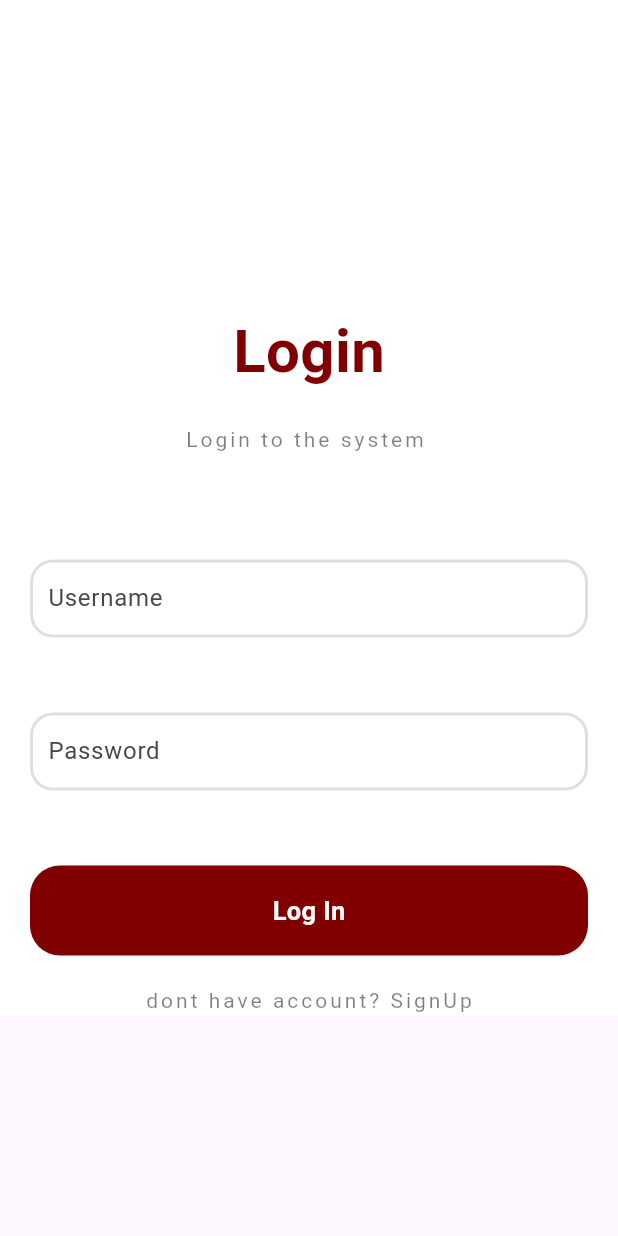
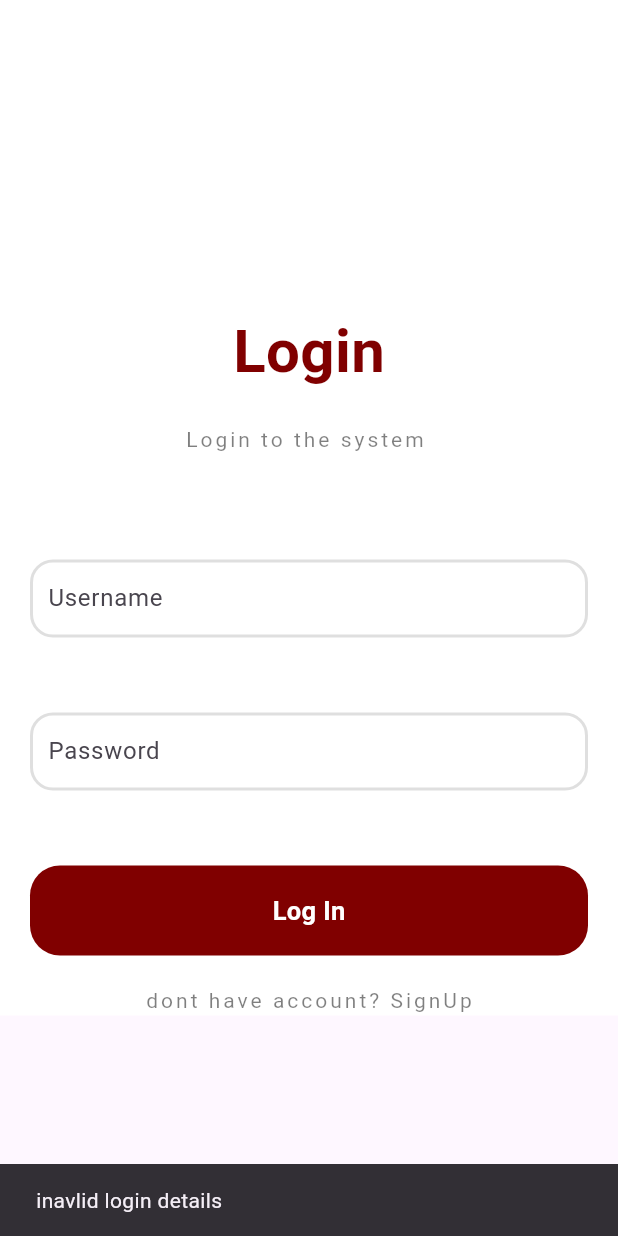
Before and after one commit to talk2mat2/bloc_form, a Flutter app: the screen it shows after launch, after a tap on "Log In", on a phone screen of 412 x 824 dp. Run offline on Flutter 3.47's test engine with Material 2 defaults, Android fonts, the phone set to English and light mode, and no system bars; our stand-ins replace equatable, flutter_bloc.

```diff
--- /dev/null
+++ b/lib/API/models/UserModel.dart
@@ -0,0 +1,32 @@
+class UserModel {
+  final int id;
+  final String username;
+  final String email;
+  final String firstName;
+  final String lastName;
+  final String gender;
+  final String image;
+  final String token;
+
+  const UserModel(
+      {required this.id,
+      required this.username,
+      required this.email,
+      required this.firstName,
+      required this.lastName,
+      required this.gender,
+      required this.image,
+      required this.token});
+
+  factory UserModel.fromJson(Map<String, dynamic> json) {
+    return UserModel(
+        email: json["email"],
+        firstName: json["firstName"],
+        gender: json["gender"],
+        id: json["id"],
+        image: json["image"],
+        lastName: json["lastName"],
+        token: json["token"],
+        username: json["username"]);
+  }
+}
--- /dev/null
+++ b/lib/appblock/app_events.dart
@@ -0,0 +1,21 @@
+import 'package:app2/API/models/UserModel.dart';
+import 'package:equatable/equatable.dart';
+import 'package:flutter/material.dart';
+
+abstract class AppEvent extends Equatable {
+  const AppEvent();
+
+  @override
+  List<Object> get props => [];
+}
+
+class LoginUserStart extends AppEvent {
+  final String username;
+  final String password;
+  const LoginUserStart({required this.password, required this.username});
+}
+
+class LoginUserEvent extends AppEvent {
+  final List<UserModel> user;
+  const LoginUserEvent({required this.user});
+}
--- /dev/null
+++ b/lib/appblock/appstate.dart
@@ -0,0 +1,51 @@
+import 'package:app2/API/models/UserModel.dart';
+import 'package:equatable/equatable.dart';
+
+abstract class Appstate extends Equatable {
+  // final List<UserModel>? users;
+
+  // const Appstate({required this.users});
+}
+
+// class InitStates extends Appstate {
+//   @override
+//   List<Object> get props => [];
+//   InitStates();
+// }
+
+// class AppstateLoaded extends Appstate {
+//   final List<UserModel> users;
+//   @override
+//   List<Object> get props => [users];
+//   AppstateLoaded({required this.users});
+// }
+class Appstate1 extends Appstate {
+  final Map<String, dynamic>? user;
+  final bool loginLoading;
+  Appstate1({this.user, required this.loginLoading});
+  // Appstate setLoading(bool value) {
+  //   return Appstate(user: user, loginLoading: value);
+  // }
+
+  @override
+  List<Object> get props => [user ?? {}];
+}
+
+class Appstate2 extends Appstate {
+  final Map<String, dynamic>? user;
+  final bool loginLoading;
+  Appstate2({this.user, required this.loginLoading});
+  // Appstate setLoading(bool value) {
+  //   return Appstate(user: user, loginLoading: value);
+  // }
+
+  @override
+  List<Object> get props => [user ?? {}];
+}
+
+class AppstateLoaded extends Appstate {
+  final bool loginLoading;
+  @override
+  List<Object> get props => [];
+  AppstateLoaded({required this.loginLoading});
+}
--- a/lib/main.dart
+++ b/lib/main.dart
@@ -1,3 +1,5 @@
+import 'package:app2/API/repositories/repository.dart';
+import 'package:app2/appblock/app_block.dart';
 import 'package:app2/pages/login/bloc/login_bloc.dart';
 import 'package:app2/pages/login/login_page.dart';
 import 'package:flutter/material.dart';
@@ -20,99 +22,22 @@ class MyApp extends StatelessWidget {
           colorScheme: ColorScheme.fromSeed(seedColor: Colors.deepPurple),
           useMaterial3: true,
         ),
-        home: BlocProvider(
-          create: (context) => LoGinBlock(),
-          child: const Scaffold(
-            body: LoginPage(),
-          ),
+        home: MultiBlocProvider(
+          providers: [
+            BlocProvider<AppBlock>(
+              create: (context) =>
+                  // AppBlock(RepositoryProvider.of<AppRepository>(context)),
+                  AppBlock(),
+            ),
+            BlocProvider<LoGinBlock>(
+              create: (context) => LoGinBlock(),
+            )
+          ],
+          child: RepositoryProvider(
+              create: (context) => AppRepository(),
+              child: const Scaffold(
+                body: LoginPage(),
+              )),
         ));
   }
 }
-
-class MyHomePage extends StatefulWidget {
-  const MyHomePage({super.key, required this.title});
-
-  // This widget is the home page of your application. It is stateful, meaning
-  // that it has a State object (defined below) that contains fields that affect
-  // how it looks.
-
-  // This class is the configuration for the state. It holds the values (in this
-  // case the title) provided by the parent (in this case the App widget) and
-  // used by the build method of the State. Fields in a Widget subclass are
-  // always marked "final".
-
-  final String title;
-
-  @override
-  State<MyHomePage> createState() => _MyHomePageState();
-}
-
-class _MyHomePageState extends State<MyHomePage> {
-  int _counter = 0;
-
-  void _incrementCounter() {
-    setState(() {
-      // This call to setState tells the Flutter framework that something has
-      // changed in this State, which causes it to rerun the build method below
-      // so that the display can reflect the updated values. If we changed
-      // _counter without calling setState(), then the build method would not be
-      // called again, and so nothing would appear to happen.
-      _counter++;
-    });
-  }
-
-  @override
-  Widget build(BuildContext context) {
-    // This method is rerun every time setState is called, for instance as done
-    // by the _incrementCounter method above.
-    //
-    // The Flutter framework has been optimized to make rerunning build methods
-    // fast, so that you can just rebuild anything that needs updating rather
-    // than having to individually change instances of widgets.
-    return Scaffold(
-      appBar: AppBar(
-        // TRY THIS: Try changing the color here to a specific color (to
-        // Colors.amber, perhaps?) and trigger a hot reload to see the AppBar
-        // change color while the other colors stay the same.
-        backgroundColor: Theme.of(context).colorScheme.inversePrimary,
-        // Here we take the value from the MyHomePage object that was created by
-        // the App.build method, and use it to set our appbar title.
-        title: Text(widget.title),
-      ),
-      body: Center(
-        // Center is a layout widget. It takes a single child and positions it
-        // in the middle of the parent.
-        child: Column(
-          // Column is also a layout widget. It takes a list of children and
-          // arranges them vertically. By default, it sizes itself to fit its
-          // children horizontally, and tries to be as tall as its parent.
-          //
-          // Column has various properties to control how it sizes itself and
-          // how it positions its children. Here we use mainAxisAlignment to
-          // center the children vertically; the main axis here is the vertical
-          // axis because Columns are vertical (the cross axis would be
-          // horizontal).
-          //
-          // TRY THIS: Invoke "debug painting" (choose the "Toggle Debug Paint"
-          // action in the IDE, or press "p" in the console), to see the
-          // wireframe for each widget.
-          mainAxisAlignment: MainAxisAlignment.center,
-          children: <Widget>[
-            const Text(
-              'You have pushed the button this many times:',
-            ),
-            Text(
-              '$_counter',
-              style: Theme.of(context).textTheme.headlineMedium,
-            ),
-          ],
-        ),
-      ),
-      floatingActionButton: FloatingActionButton(
-        onPressed: _incrementCounter,
-        tooltip: 'Increment',
-        child: const Icon(Icons.add),
-      ), // This trailing comma makes auto-formatting nicer for build methods.
-    );
-  }
-}
--- a/lib/pages/login/bloc/login_bloc.dart
+++ b/lib/pages/login/bloc/login_bloc.dart
@@ -10,5 +10,9 @@ class LoGinBlock extends Bloc<AppEvents, LoginState> {
     on<HandleChangePassword>((event, emit) {
       emit(state.copyWith(password: event.password));
     });
+
+    on<LoginLoading>((event, emit) {
+      emit(state.copyWith(loginLoading: event.loading));
+    });
   }
 }
--- a/lib/pages/login/bloc/login_event.dart
+++ b/lib/pages/login/bloc/login_event.dart
@@ -9,3 +9,8 @@ class HandleChangePassword extends AppEvents {
   final String password;
   HandleChangePassword({required this.password});
 }
+
+class LoginLoading extends AppEvents {
+  final bool loading;
+  LoginLoading({required this.loading});
+}
--- a/lib/pages/login/bloc/login_state.dart
+++ b/lib/pages/login/bloc/login_state.dart
@@ -1,15 +1,18 @@
 class LoginState {
   String? username;
   String? password;
-  LoginState({this.password = "", this.username = ""});
-
-  LoginState copyWith({String? password, String? username}) {
+  bool? loginLoading;
+  LoginState(
+      {this.password = "", this.username = "", this.loginLoading = false});
+  LoginState copyWith(
+      {String? password, String? username, bool? loginLoading}) {
     return LoginState(
         password: password ?? this.password,
-        username: username ?? this.username);
+        username: username ?? this.username,
+        loginLoading: loginLoading ?? this.loginLoading);
   }
 }
 
 class InitState extends LoginState {
-  InitState() : super(password: "", username: "");
+  InitState() : super(password: "", username: "", loginLoading: false);
 }
--- /dev/null
+++ b/lib/pages/login/login_controller.dart
@@ -0,0 +1,42 @@
+import 'package:app2/appblock/app_block.dart';
+import 'package:app2/appblock/app_events.dart';
+import 'package:app2/pages/login/bloc/login_bloc.dart';
+import 'package:app2/pages/login/bloc/login_event.dart';
+
+import 'package:flutter/material.dart';
+import 'package:flutter_bloc/flutter_bloc.dart';
+
+SnackBar snackBar(String message) {
+  return SnackBar(
+    content: Text(message),
+  );
+}
+
+class LoginController {
+  final BuildContext context;
+
+  const LoginController({required this.context});
+
+  handleLogin() {
+    var username = BlocProvider.of<LoGinBlock>(context).state.username ?? "";
+    var password = BlocProvider.of<LoGinBlock>(context).state.password ?? "";
+    if (username.isEmpty || password.isEmpty) {
+      return ScaffoldMessenger.of(context)
+          .showSnackBar(snackBar("inavlid login details"));
+    }
+    try {
+      // BlocProvider.of<LoGinBlock>(context).add(LoginLoading(loading: true));
+
+      BlocProvider.of<AppBlock>(context)
+          .add(LoginUserStart(password: password, username: username));
+    } catch (err) {
+      return ScaffoldMessenger.of(context)
+          .showSnackBar(snackBar("A network error occured"));
+    }
+    // BlocProvider.of<LoGinBlock>(context).add(LoginLoading(loading: false));
+    // var payload = {"username": username, 'password': password};
+
+    // print(username);
+    print(password);
+  }
+}
--- a/lib/pages/login/login_page.dart
+++ b/lib/pages/login/login_page.dart
@@ -1,7 +1,10 @@
+import "package:app2/appblock/app_block.dart";
+import "package:app2/appblock/appstate.dart";
 import "package:app2/constant/colors.dart";
 import "package:app2/pages/login/bloc/login_bloc.dart";
 import "package:app2/pages/login/bloc/login_event.dart";
 import "package:app2/pages/login/bloc/login_state.dart";
+import "package:app2/pages/login/login_controller.dart";
 import "package:app2/widget/widget_TextInput.dart";
 import "package:app2/widget/widget_button.dart";
 import "package:flutter/material.dart";
@@ -17,14 +20,16 @@ class LoginPage extends StatefulWidget {
 class _LoginPageState extends State<LoginPage> {
   @override
   Widget build(BuildContext context) {
+    return BlocBuilder<AppBlock, Appstate>(builder: (context, state) {
       return Container(
         decoration: BoxDecoration(color: MyColors.mainColor),
         width: MediaQuery.of(context).size.width,
         child: Padding(
           padding: const EdgeInsets.only(left: 20, right: 20),
           child: SingleChildScrollView(
-          child:
-              Column(crossAxisAlignment: CrossAxisAlignment.center, children: [
+            child: Column(
+                crossAxisAlignment: CrossAxisAlignment.center,
+                children: [
                   SizedBox(
                     height: MediaQuery.of(context).size.width / 2,
                   ),
@@ -64,13 +69,19 @@ class _LoginPageState extends State<LoginPage> {
                   const SizedBox(
                     height: 50,
                   ),
+                  // Text(BlocProvider.of<AppBlock>(context)
+                  //     .state
+                  //     is Appstate2
+                  //     .toString()),
                   MyButton(
+                    loading: state is Appstate2,
                     handleClick: () {
-                String data1 =
-                    BlocProvider.of<LoGinBlock>(context).state.username ?? "";
-                String data2 =
-                    BlocProvider.of<LoGinBlock>(context).state.password ?? "";
-                print('$data1, $data2');
+                      LoginController(context: context).handleLogin();
+                      // String data1 =
+                      //     BlocProvider.of<LoGinBlock>(context).state.username ?? "";
+                      // String data2 =
+                      //     BlocProvider.of<LoGinBlock>(context).state.password ?? "";
+                      // print('$data1, $data2');
                     },
                   ),
                   const SizedBox(
@@ -85,5 +96,6 @@ class _LoginPageState extends State<LoginPage> {
           ),
         ),
       );
+    });
   }
 }
--- a/lib/widget/widget_button.dart
+++ b/lib/widget/widget_button.dart
@@ -1,15 +1,21 @@
 import 'package:app2/constant/colors.dart';
 import 'package:flutter/material.dart';
 
-class MyButton extends StatelessWidget {
+class MyButton extends StatefulWidget {
   final void Function() handleClick;
-  const MyButton({super.key, required this.handleClick});
+  final bool loading;
+  const MyButton({super.key, required this.handleClick, required this.loading});
 
+  @override
+  State<MyButton> createState() => _MyButtonState();
+}
+
+class _MyButtonState extends State<MyButton> {
   @override
   Widget build(BuildContext context) {
     return InkWell(
       onTap: () {
-        handleClick();
+        widget.handleClick();
       },
       child: Container(
         height: 60,
@@ -18,14 +24,20 @@ class MyButton extends StatelessWidget {
           borderRadius: BorderRadius.circular(20),
           color: MyColors.baseColor,
         ),
-        child: Center(
+        child: widget.loading
+            ? const Center(
+                child: CircularProgressIndicator(
+                color: Color(0xffffffff),
+              ))
+            : Center(
                 child: Text(
                   "Log In",
                   style: TextStyle(
                       color: MyColors.mainColor,
                       fontWeight: FontWeight.w700,
                       fontSize: 17),
-        )),
+                ),
+              ),
       ),
     );
   }
--- a/pubspec.yaml
+++ b/pubspec.yaml
@@ -36,6 +36,8 @@ dependencies:
   # Use with the CupertinoIcons class for iOS style icons.
   cupertino_icons: ^1.0.2
   flutter_bloc: ^8.1.3
+  http: ^1.1.0
+  equatable: ^2.0.5
 
 dev_dependencies:
   flutter_test:
```
Also changed, not shown: lib/API/repositories/repository.dart (added, +30 -0 lines), lib/appblock/app_block.dart (added, +23 -0 lines), pubspec.lock. Lines whose indentation alone changed are shown as unchanged.
